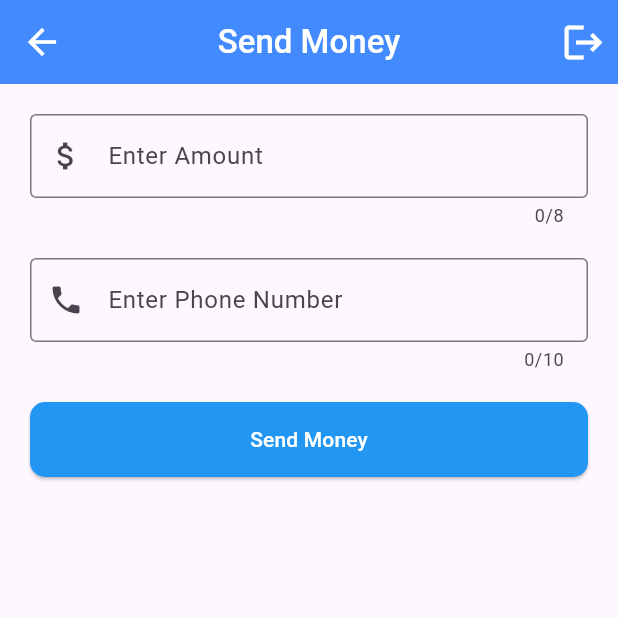
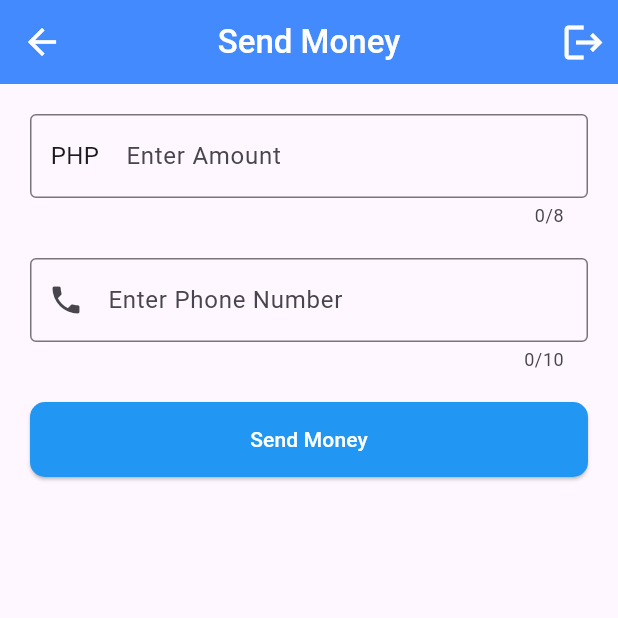
Before and after one commit to gangadhar1112/sendmoney_flutter, a Flutter app: the SendMoneyScreen screen opened directly, on a phone screen of 412 x 824 dp, the top half of it. Run offline on Flutter 3.47's test engine with Material 3 defaults, Android fonts, the phone set to English and light mode, and no system bars; our stand-ins replace cloud_firestore, connectivity_plus, equatable, firebase_core, flutter_bloc, shared_preferences; accounts and stored records are empty.

Commit message:
changed currency name.

```diff
--- a/lib/ui/dashboard/dashboard_balance.dart
+++ b/lib/ui/dashboard/dashboard_balance.dart
@@ -85,8 +85,8 @@
                             ? widget.balance != null &&
                                     widget.balance!.isNotEmpty
                                 ? widget.balance.toString()
-                                : '\$ ******'
-                            : '\$ ******',
+                                : 'PHP ******'
+                            : 'PHP ******',
                         style: const TextStyle(
                           fontSize: 16,
                           color: Colors.white,
--- a/lib/ui/dashboard/dashboard_screen.dart
+++ b/lib/ui/dashboard/dashboard_screen.dart
@@ -25,7 +25,7 @@
               height: 10,
             ),
             const DashboardBalanceCard(
-              balance: '\$ 5000.00',
+              balance: 'PHP 5000.00',
             ),
             // Quick Menu Card
             Card(
--- a/lib/ui/send_money/screen/send_money_screen.dart
+++ b/lib/ui/send_money/screen/send_money_screen.dart
@@ -73,11 +73,18 @@
               controller: amountController,
               maxLength: 8,
               keyboardType: TextInputType.number,
-              decoration: const InputDecoration(
+              decoration: InputDecoration(
                 labelText: 'Enter Amount',
-                border: OutlineInputBorder(),
-                prefixIcon: Icon(Icons.attach_money),
-              ),
+                border: const OutlineInputBorder(),
+                prefixIcon: Container(
+                  width: 60, // Adjust the width as needed
+                  alignment: Alignment.center,
+                  child: const Text(
+                    'PHP',
+                    textAlign: TextAlign.center,
+                    style: TextStyle(fontSize: 16),
+                  ),
+                ),              ),
             ),
             const SizedBox(height: 20),
             TextField(
--- a/lib/ui/transaction_history/screen/transaction_screen.dart
+++ b/lib/ui/transaction_history/screen/transaction_screen.dart
@@ -52,7 +52,7 @@
                     elevation: 5,
                     child: ListTile(
                       contentPadding: const EdgeInsets.all(16.0),
-                      title: Text('Amount: \$${amount.toString()}'),
+                      title: Text('Amount: \$PHP ${amount.toString()}'),
                       subtitle: Column(
                         crossAxisAlignment: CrossAxisAlignment.start,
                         children: [
```
